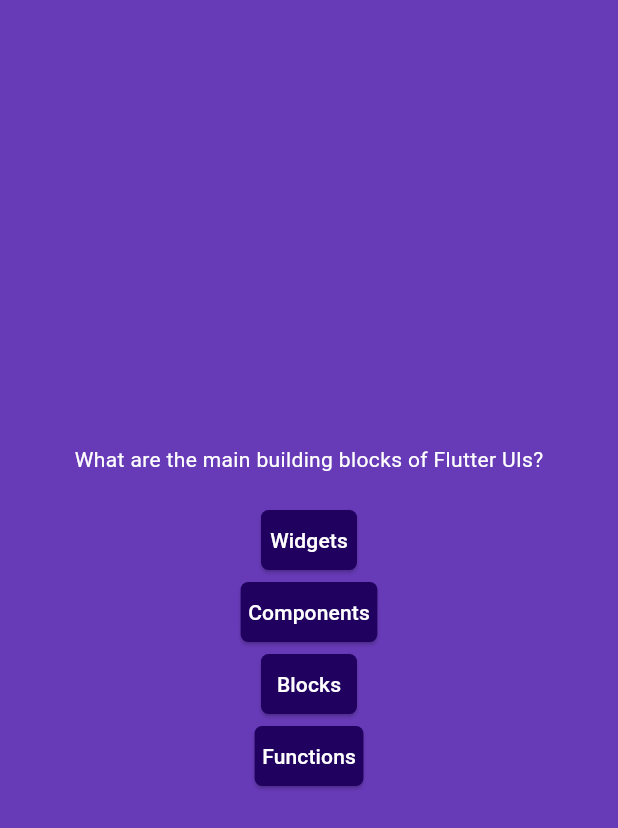
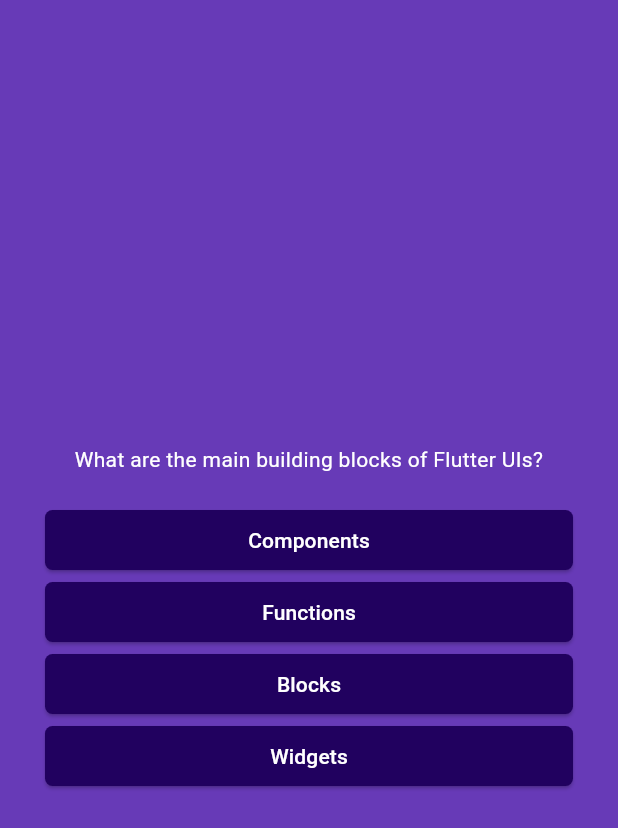
Before and after one commit to ephrim17/flutter_application, a Flutter app: the screen it shows after launch, after a tap on "Start Quiz", on a phone screen of 412 x 824 dp. Shown: the top 828 px of the screen. Run offline on Flutter 3.47's test engine with Material 3 defaults, Android fonts, the phone set to English and light mode, and no system bars.

Commit message:
cross axis alignament and shuffling answers using in built in menthod.

```diff
--- a/lib/quiz_app/questions/questionModel.dart
+++ b/lib/quiz_app/questions/questionModel.dart
@@ -3,4 +3,11 @@
 
   final String text;
   final List<String> answers;
+
+
+  List<String> getShuffledAnswers() {
+    final shuffledList = List.of(answers);
+    shuffledList.shuffle();
+    return shuffledList;
+  }
 }
--- a/lib/quiz_app/quiz_screen.dart
+++ b/lib/quiz_app/quiz_screen.dart
@@ -23,16 +23,20 @@
 
     return  SizedBox(
       width: double.infinity,
+        child: Container(
+          margin: const EdgeInsets.all(30),
           child: Column(
             mainAxisAlignment: MainAxisAlignment.center,
+            crossAxisAlignment: CrossAxisAlignment.stretch,
             children: [
-            Text(model.text, style: const TextStyle(color: Colors.white)),
+              Text(model.text, style: const TextStyle(color: Colors.white), textAlign: TextAlign.center,),
               const SizedBox(height: 20),
-            ...model.answers.map((answer) =>
+              ...model.getShuffledAnswers().map((answer) =>
                 AnswerButton(answer, answerButtonTapped)
               )
             ],
           ),
+        ),
     );
   }
 }
```
Lines whose indentation alone changed are shown as unchanged.
